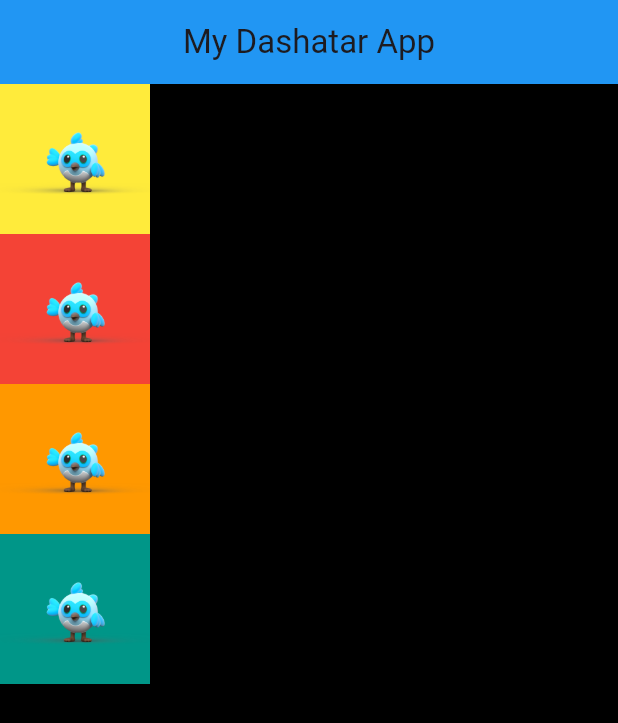
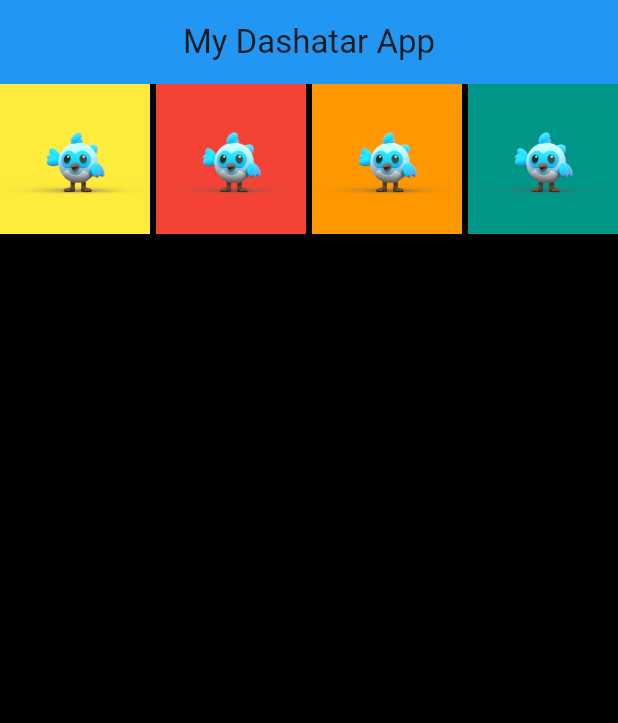
Before and after one commit to AtulYadav01/MyDashatarApp, a Flutter app: the screen it shows after launch, on a phone screen of 412 x 824 dp. Shown: the top 723 px of the screen. Run offline on Flutter 3.47's test engine with Material 3 defaults, Android fonts, the light colour scheme and no system bars.

Commit message:
Lists and Rows

```diff
--- a/lib/main.dart
+++ b/lib/main.dart
@@ -17,7 +17,9 @@ class MyApp extends StatelessWidget {
             centerTitle: true,
             title: Text("My Dashatar App"),
           ),
-          body: Column(
+          body: Row(
+            mainAxisAlignment: MainAxisAlignment.spaceBetween,
+            crossAxisAlignment: CrossAxisAlignment.center,
             children: [
               Container(
                 height: 100.0,
```
